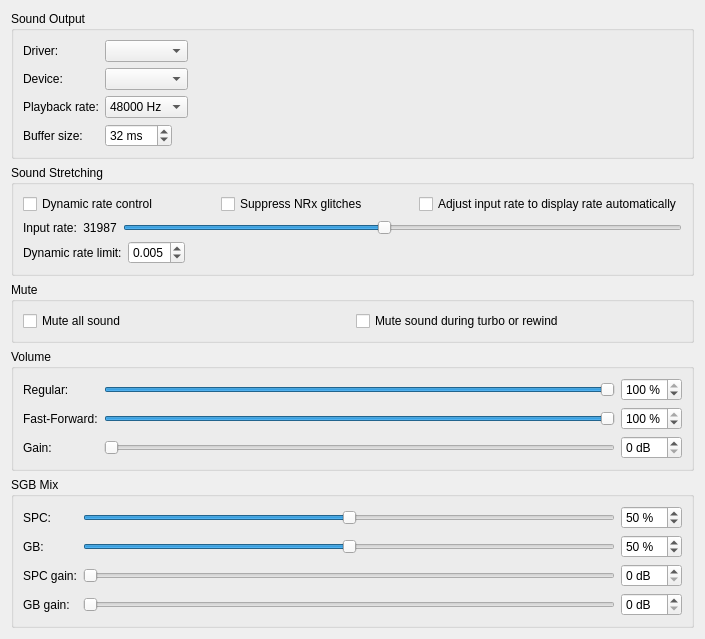
Qt form qt/src/SoundPanel.ui (shanytc/snes9x) before a commit.
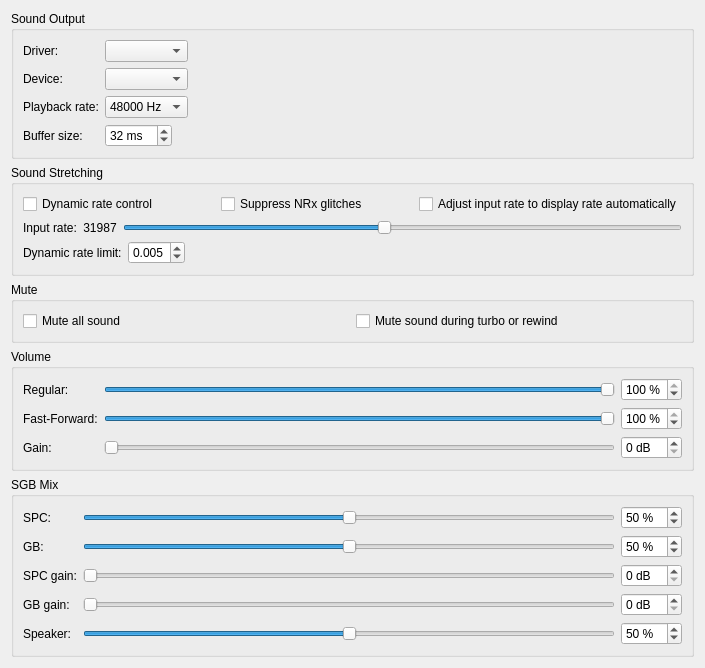
The same form after that commit.

Commit message: Cartridge speaker: its own stream and a Speaker volume in Sound Settings

```diff
--- a/qt/src/SoundPanel.ui
+++ b/qt/src/SoundPanel.ui
@@ -502,6 +502,30 @@
         <property name="value"><number>0</number></property>
        </widget>
       </item>
+      <item row="4" column="0">
+       <widget class="QLabel" name="label_volume_cart">
+        <property name="text"><string>Speaker:</string></property>
+       </widget>
+      </item>
+      <item row="4" column="1">
+       <widget class="QSlider" name="slider_volume_cart">
+        <property name="whatsThis">
+         <string>&lt;html&gt;&lt;head/&gt;&lt;body&gt;&lt;p&gt;The cartridge's own speaker (Pocket Family, Robopon, Tamagotchi carts), apart from the Game Boy's sound. Shown while such a cart is loaded.&lt;/p&gt;&lt;/body&gt;&lt;/html&gt;</string>
+        </property>
+        <property name="minimum"><number>0</number></property>
+        <property name="maximum"><number>100</number></property>
+        <property name="value"><number>50</number></property>
+        <property name="orientation"><enum>Qt::Horizontal</enum></property>
+       </widget>
+      </item>
+      <item row="4" column="2">
+       <widget class="QSpinBox" name="spinBox_volume_cart">
+        <property name="suffix"><string> %</string></property>
+        <property name="minimum"><number>0</number></property>
+        <property name="maximum"><number>100</number></property>
+        <property name="value"><number>50</number></property>
+       </widget>
+      </item>
      </layout>
     </widget>
    </item>
```
The commit also changes 23 other files.
